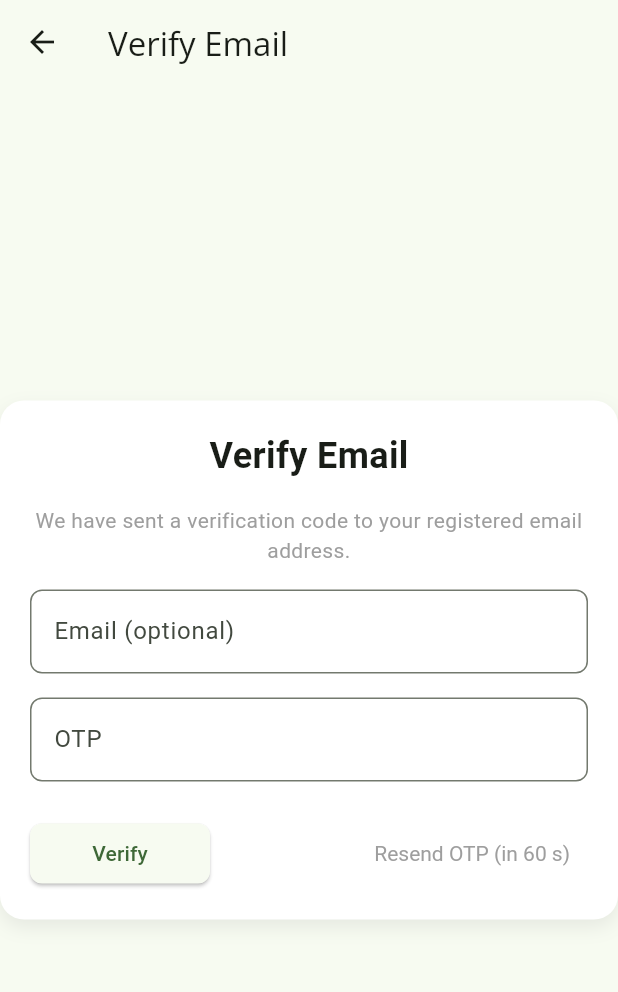
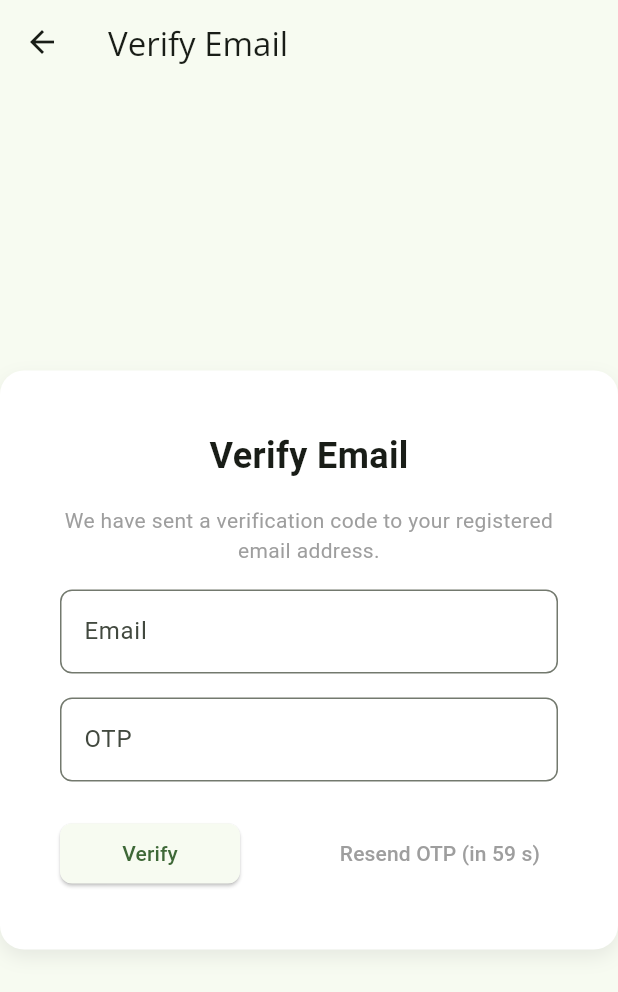
Before and after one commit to riyashah22/abisiniya, a Flutter app: the OtpVerificationScreen screen opened by its route, on a phone screen of 412 x 824 dp. Shown: the top 992 px of the screen. Run offline on Flutter 3.47's test engine with Material 3 defaults, Android fonts, the phone set to English and light mode, and no system bars; our stand-ins replace google_fonts, google_nav_bar, line_icons.

Commit message:
otp verification successful

```diff
--- a/lib/routes.dart
+++ b/lib/routes.dart
@@ -27,12 +27,9 @@ Route<dynamic> generateRoute(RouteSettings routeSettings) {
         builder: (_) => const HomeScreen(),
       );
     case OtpVerificationScreen.routeName:
-      String email;
       return MaterialPageRoute(
         settings: routeSettings,
-        builder: (_) => const OtpVerificationScreen(
-          email: '',
-        ),
+        builder: (_) => const OtpVerificationScreen(),
       );
     default:
       return MaterialPageRoute(
--- a/lib/screens/auth/otpVerification.dart
+++ b/lib/screens/auth/otpVerification.dart
@@ -1,9 +1,13 @@
+import 'dart:async';
+
+import 'package:abisiniya/models/user.dart';
+import 'package:abisiniya/services/auth_services.dart';
 import 'package:flutter/material.dart';
 
 class OtpVerificationScreen extends StatefulWidget {
   static const String routeName = '/opt-screen';
-  final String email;
-  const OtpVerificationScreen({super.key, required this.email});
+
+  const OtpVerificationScreen({super.key});
 
   @override
   State<OtpVerificationScreen> createState() => _OtpVerificationScreenState();
@@ -12,15 +16,42 @@ class OtpVerificationScreen extends StatefulWidget {
 class _OtpVerificationScreenState extends State<OtpVerificationScreen> {
   final TextEditingController _emailController = TextEditingController();
   final TextEditingController _otpController = TextEditingController();
-  int _resendOtpCooldown = 60; // Optional cooldown in seconds for resend button
+  AuthServices authServices = AuthServices();
+  int _resendOtpCooldown = 0;
+  late Timer _resendOtpTimer;
 
   @override
   void initState() {
     super.initState();
-    // Pre-fill email if provided (optional)
-    if (widget.email.isNotEmpty) {
-      _emailController.text = widget.email;
-    }
+    // Start the cooldown timer initially
+    _startResendOtpCooldown();
+  }
+
+  @override
+  void dispose() {
+    _resendOtpTimer.cancel(); // Cancel the timer when disposing the widget
+    super.dispose();
+  }
+
+  void _startResendOtpCooldown() {
+    _resendOtpCooldown = 60; // Set the cooldown time
+    _resendOtpTimer = Timer.periodic(Duration(seconds: 1), (timer) {
+      setState(() {
+        if (_resendOtpCooldown > 0) {
+          _resendOtpCooldown--; // Decrease the cooldown time by 1 second
+        } else {
+          _resendOtpTimer.cancel(); // Cancel the timer when cooldown reaches 0
+        }
+      });
+    });
+  }
+
+  void _resendOtp() {
+    _startResendOtpCooldown();
+  }
+
+  void verifyOtp() async {
+    authServices.otpVerify(context, _emailController.text, _otpController.text);
   }
 
   @override
@@ -31,7 +62,7 @@ class _OtpVerificationScreenState extends State<OtpVerificationScreen> {
       ),
       body: Center(
         child: Container(
-          padding: const EdgeInsets.all(20.0),
+          padding: const EdgeInsets.all(40.0),
           constraints: const BoxConstraints(maxWidth: 500),
           decoration: BoxDecoration(
             color: Colors.white,
@@ -65,8 +96,7 @@ class _OtpVerificationScreenState extends State<OtpVerificationScreen> {
               TextField(
                 controller: _emailController,
                 decoration: InputDecoration(
-                  labelText:
-                      "Email (optional)", // Editable if email not provided
+                  labelText: "Email ", // Editable if email not provided
                   border: OutlineInputBorder(
                     borderRadius: BorderRadius.circular(8.0),
                   ),
@@ -89,7 +119,7 @@ class _OtpVerificationScreenState extends State<OtpVerificationScreen> {
                 children: [
                   ElevatedButton(
                     onPressed: () {
-                      // Your verification logic using _emailController.text and _otpController.text
+                      verifyOtp();
                     },
                     child: const Text("Verify"),
                     style: ElevatedButton.styleFrom(
@@ -100,28 +130,15 @@ class _OtpVerificationScreenState extends State<OtpVerificationScreen> {
                     ),
                   ),
                   TextButton(
-                    onPressed: _resendOtpCooldown > 0
-                        ? null
-                        : () {
-                            // Your resend OTP logic
-                            setState(() {
-                              _resendOtpCooldown = 60; // Reset cooldown
-                            });
-                          },
+                    onPressed: _resendOtpCooldown > 0 ? null : _resendOtp,
                     child: Text(
                       _resendOtpCooldown > 0
                           ? 'Resend OTP (in $_resendOtpCooldown s)'
                           : 'Resend OTP',
                       style: TextStyle(
-                          color: _resendOtpCooldown > 0
-                              ? Colors.grey
-                              : Colors.blue),
-                    ),
-                    style: TextButton.styleFrom(
-                      textStyle: TextStyle(
-                          color: _resendOtpCooldown > 0
-                              ? Colors.grey
-                              : Colors.blue),
+                        color:
+                            _resendOtpCooldown > 0 ? Colors.grey : Colors.blue,
+                      ),
                     ),
                   ),
                 ],
--- a/lib/screens/auth/signup.dart
+++ b/lib/screens/auth/signup.dart
@@ -1,3 +1,4 @@
+import 'package:abisiniya/screens/auth/otpVerification.dart';
 import 'package:flutter/material.dart';
 import 'package:abisiniya/screens/auth/login.dart';
 import 'package:abisiniya/services/auth_services.dart';
@@ -31,6 +32,7 @@ class _SignupScreenState extends State<SignupScreen> {
       passwordController.text,
       confirmPasswordController.text,
     );
+    Navigator.of(context).pushNamed(OtpVerificationScreen.routeName);
   }
 
   @override
@@ -195,6 +197,7 @@ class InputTextField extends StatelessWidget {
   final String label;
   final String hintText;
   final bool isPassword;
+
   final TextEditingController controller;
   final FormFieldValidator<String>? validator;
 
```
Also changed, not shown: lib/services/auth_services.dart (+33 -0 lines).
